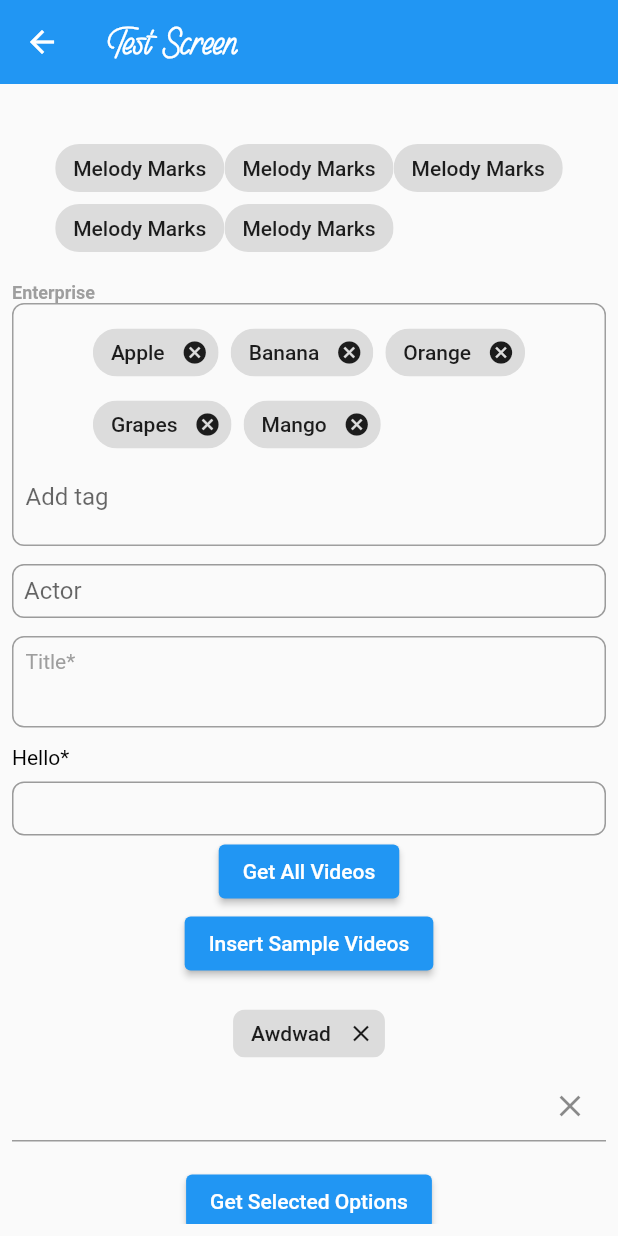
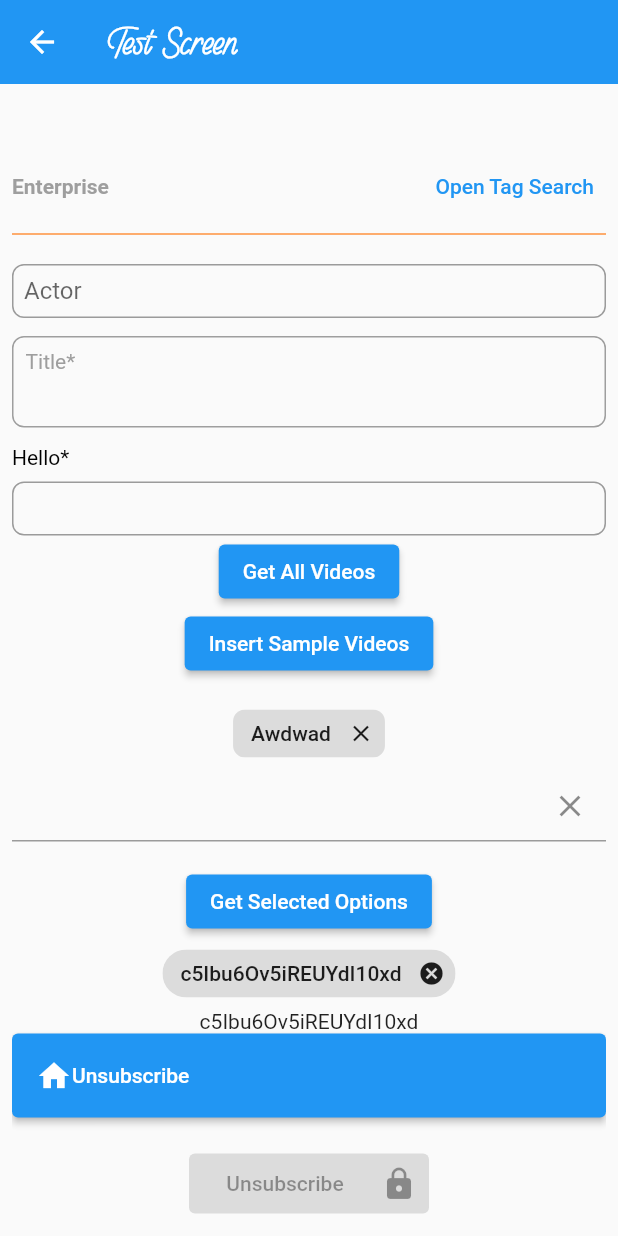
Before and after one commit to nqminh2417/flutter_practice, a Flutter app: the TestScreen screen opened directly, on a phone screen of 412 x 824 dp. Run offline on Flutter 3.47's test engine with Material 2 defaults, Android fonts, the phone set to English and light mode, and no system bars; drawn by our look-alikes of flutter_typeahead; our stand-ins replace cloud_firestore, firebase_auth, firebase_core, flutter_html, flutter_secure_storage, flutter_svg and 4 more; missing offline and left inert: moment_dart, xml2json; accounts and stored records are empty.

Commit message:
qm_tag_box #

```diff
--- a/lib/screens/test_screen.dart
+++ b/lib/screens/test_screen.dart
@@ -27,10 +27,26 @@ class _TestScreenState extends State<TestScreen> {
   }
 
   final List<DynamicOption> options = [
-    DynamicOption('Melody Marks', 'value1'),
-    DynamicOption('Angela White', 'value2'),
-    DynamicOption('Lauren Phillips', 'value3'),
-    DynamicOption('Lexi Luna', 'value4'),
+    DynamicOption('Johnny Depp', 'value1'),
+    DynamicOption('Robert Downey Jr', 'value2'),
+    DynamicOption('Tom Cruise', 'value3'),
+    DynamicOption('Angelina Jolie', 'value4'),
+    DynamicOption('Joaquin Phoenix', 'value5'),
+    DynamicOption('Cate Blanchett', 'value6'),
+    DynamicOption('Natalie Portman', 'value7'),
+    DynamicOption('Ryan Reynolds', 'value8'),
+    DynamicOption('Anne Hathaway', 'value9'),
+    DynamicOption('Jennifer Lawrence', 'value10'),
+    DynamicOption('Morgan Freeman', 'value11'),
+    DynamicOption('Emma Stone', 'value12'),
+    DynamicOption('Christian Bale', 'value13'),
+    DynamicOption('Samuel L. Jackson', 'value14'),
+    DynamicOption('Hugh Jackman', 'value15'),
+    DynamicOption('Chris Evans', 'value16'),
+    DynamicOption('Scarlett Johansson', 'value17'),
+    DynamicOption('Nicole Kidman', 'value18'),
+    DynamicOption('Benedict Cumberbatch', 'value19'),
+    DynamicOption('Dwayne "The Rock" Johnson', 'value20'),
     // Add more options as needed
   ];
 
@@ -113,19 +129,20 @@ class _TestScreenState extends State<TestScreen> {
               const SizedBox(
                 height: 24,
               ),
-              Wrap(
-                runSpacing: -8,
-                children: [
-                Chip(label: Text("Melody Marks")),
-                Chip(label: Text("Melody Marks")),
-                Chip(label: Text("Melody Marks")),
-                Chip(label: Text("Melody Marks")),
-                Chip(label: Text("Melody Marks")),
-              ],),
               const SizedBox(
                 height: 12,
               ),
-              QMTagBox(label: "Enterprise", tags: fruits, suggestions: fruits),
+              QMTagBox(
+                  label: "Enterprise",
+                  options: options,
+                  onSelectedOptionsChanged: (List<DynamicOption> options) {}),
+              //     Container(
+              //   height: 150,
+              //   decoration: BoxDecoration(
+              //     borderRadius: BorderRadius.circular(4.0),
+              //     border: Border.all(color: Colors.grey),
+              //   ),
+              // ),
               const SizedBox(
                 height: 12,
               ),
--- a/lib/widgets/qm_tag_box.dart
+++ b/lib/widgets/qm_tag_box.dart
@@ -1,16 +1,18 @@
 import 'package:flutter/material.dart';
-import 'package:flutter_typeahead/flutter_typeahead.dart';
+
+import '../models/dynamic_option.dart';
+import 'qm_modal_tag_search.dart';
 
 class QMTagBox extends StatefulWidget {
   final String label;
-  final List<String> tags;
-  final List<String> suggestions;
+  final List<DynamicOption> options;
+  final Function(List<DynamicOption>) onSelectedOptionsChanged;
 
   const QMTagBox({
     super.key,
     required this.label,
-    required this.tags,
-    required this.suggestions,
+    required this.options,
+    required this.onSelectedOptionsChanged,
   });
 
   @override
@@ -18,27 +20,52 @@ class QMTagBox extends StatefulWidget {
 }
 
 class _QMTagBoxState extends State<QMTagBox> {
-  TextEditingController _textEditingController = TextEditingController();
-  List<String> _selectedTags = [];
+  TextEditingController _searchController = TextEditingController();
+  List<DynamicOption> _selectedOptions = [];
+  List<DynamicOption> _selectingOptions = [];
+  List<DynamicOption> _suggestedOptions = [];
 
-  @override
-  void initState() {
-    super.initState();
-    _selectedTags.addAll(widget.tags);
+  void _onSearchChanged(String query) {
+    setState(() {
+      _suggestedOptions = widget.options.where((option) {
+        return option.label.toLowerCase().contains(query.toLowerCase());
+      }).toList();
+    });
+  }
+
+  void _onOptionSelected(DynamicOption selectedOption) {
+    setState(() {
+      _selectedOptions.add(selectedOption);
+      _searchController.clear();
+      _suggestedOptions.clear();
+    });
   }
 
   void _handleAddTag(String tag) {
     setState(() {
-      if (tag.isNotEmpty && !_selectedTags.contains(tag)) {
-        _selectedTags.add(tag);
-        _textEditingController.clear();
-      }
+      // if (tag.isNotEmpty && !_selectedTags.contains(tag)) {
+      //   _selectedTags.add(tag);
+      //   _textEditingController.clear();
+      // }
     });
   }
 
-  void _handleDeleteTag(String tag) {
+  void _handleDeleteTag(DynamicOption deletedOption) {
     setState(() {
-      _selectedTags.remove(tag);
+      _selectedOptions.remove(deletedOption);
+    });
+  }
+
+  void openTagSearch() async {
+    final List<DynamicOption>? selected = await Navigator.push(
+      context,
+      MaterialPageRoute(
+        builder: (context) => QMModalTagSearch(options: widget.options),
+      ),
+    );
+
+    setState(() {
+      _selectedOptions = selected ?? [];
     });
   }
 
@@ -47,59 +74,98 @@ class _QMTagBoxState extends State<QMTagBox> {
     return Column(
       crossAxisAlignment: CrossAxisAlignment.stretch,
       children: [
+        Row(
+          mainAxisSize: MainAxisSize.max,
+          mainAxisAlignment: MainAxisAlignment.spaceBetween,
+          children: [
             Text(
               widget.label,
               style: const TextStyle(
                 color: Colors.grey,
-            fontSize: 12.0,
+                // fontSize: 12.0,
                 fontWeight: FontWeight.bold,
               ),
             ),
-        Container(
-          padding: const EdgeInsets.all(8.0),
-          decoration: BoxDecoration(
-            borderRadius: BorderRadius.circular(8.0),
-            border: Border.all(color: Colors.grey),
+            TextButton(
+                onPressed: openTagSearch, child: const Text("Open Tag Search"))
+          ],
         ),
-          child: Column(
-            children: [
         Wrap(
-                spacing: 8.0,
-                children: _selectedTags.map((tag) {
+          runSpacing: -12,
+          spacing: 4,
+          children: _selectedOptions.map((tag) {
             return Chip(
-                    label: Text(tag),
+              label: Text(tag.label),
+              labelStyle: const TextStyle(
+                fontSize: 12,
+              ),
+              shape: RoundedRectangleBorder(
+                borderRadius: BorderRadius.circular(4),
+              ),
               onDeleted: () => _handleDeleteTag(tag),
             );
           }).toList(),
         ),
-              TypeAheadField<String>(
-                textFieldConfiguration: TextFieldConfiguration(
-                  controller: _textEditingController,
-                  decoration: const InputDecoration(
-                    hintText: 'Add tag',
-                    border: InputBorder.none,
-                  ),
-                ),
-                suggestionsCallback: (pattern) {
-                  return widget.suggestions.where((suggestion) {
-                    final lowerCasePattern = pattern.toLowerCase();
-                    return suggestion
-                            .toLowerCase()
-                            .contains(lowerCasePattern) &&
-                        !_selectedTags.contains(suggestion);
-                  }).toList();
-                },
-                itemBuilder: (context, suggestion) {
-                  return ListTile(
-                    title: Text(suggestion),
-                  );
-                },
-                onSuggestionSelected: _handleAddTag,
-              ),
-            ],
-          ),
+        Divider(
+          color: Colors.amber.shade900,
+          thickness: 0.75,
         ),
       ],
     );
   }
+
+  void showFullScreenModal(BuildContext context) {
+    showModalBottomSheet(
+      context: context,
+      builder: (BuildContext context) {
+        return DraggableScrollableSheet(
+          expand:
+              false, // Set this to true if you want the sheet to expand fully when dragged upwards.
+          builder: (BuildContext context, ScrollController scrollController) {
+            return Container(
+              color: Colors.white,
+              child: ListView.builder(
+                controller:
+                    scrollController, // Set the scroll controller for the ListView.
+                itemCount:
+                    100, // Replace this with the actual number of items you want to display.
+                itemBuilder: (BuildContext context, int index) {
+                  return ListTile(
+                    title: Text('Item $index'),
+                  );
+                },
+              ),
+            );
+          },
+        );
+      },
+    );
   }
+}
+ //               Navigator.of(context).pop();
+// Column(
+//             children: [
+//               const ListTile(
+//                 leading: Icon(Icons.loyalty),
+//                 title: Text("Add tags"),
+//                 trailing: Icon(Icons.add_circle),
+//                 ),
+//               Wrap(
+//                 spacing: 8.0,
+//                 children: _selectedOptions.map((tag) {
+//                   return Chip(
+//                     label: Text(tag.label),
+//                     onDeleted: () => _handleDeleteTag(tag),
+//                   );
+//                 }).toList(),
+//               ),
+//               TextField(
+//                 controller: _searchController,
+//                 onChanged: _onSearchChanged,
+//                 decoration: const InputDecoration(
+//                   labelText: 'Search options',
+//                   border: OutlineInputBorder(),
+//                 ),
+//               ),
+//             ],
+//           ),
```
Also changed, not shown: lib/screens/home_screen.dart (+17 -22 lines), lib/widgets/qm_modal_tag_search.dart (added, +187 -0 lines). Lines whose indentation alone changed are shown as unchanged.
